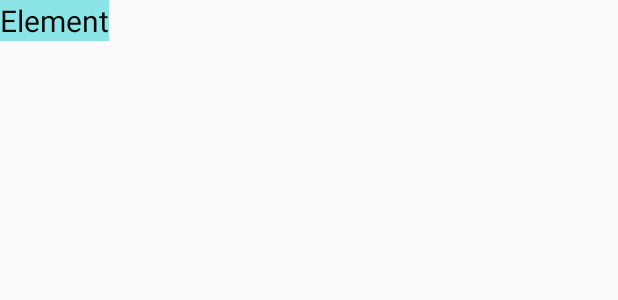
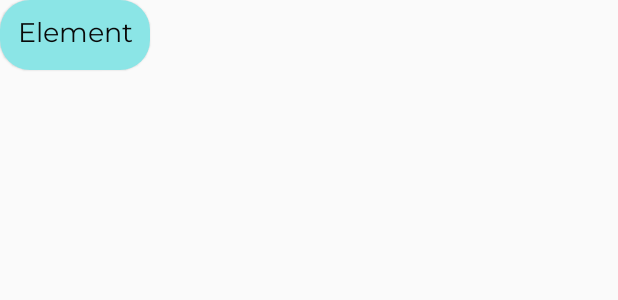
Before and after one commit to SKBost/Degree-Planner, an Android app: the layout view_text.xml on its own in the app's theme, with its tools: preview values and no code run, on a phone screen of 412 x 824 dp. Shown: the top 300 px of the screen. Run offline under Robolectric (Android 15) with nearby library versions, the phone set to English and light mode, and no system bars.

Commit message:
Requirements course display formatting

```diff
--- a/app/src/main/res/layout/view_text.xml
+++ b/app/src/main/res/layout/view_text.xml
@@ -1,11 +1,24 @@
 <?xml version="1.0" encoding="utf-8"?>
 
+<androidx.cardview.widget.CardView
+    xmlns:card_view="http://schemas.android.com/apk/res-auto"
+    xmlns:android="http://schemas.android.com/apk/res/android"
+    android:layout_width="100dp"
+    android:layout_height="wrap_content"
+    card_view:cardBackgroundColor="#E6E6E6"
+    card_view:cardCornerRadius="20dp"
+    card_view:cardElevation="1dp"
+    card_view:cardMaxElevation="1dp"
+    >
+
 <TextView android:id="@+id/textView"
-    android:layout_width="wrap_content"
-    android:layout_height="wrap_content"
+    android:layout_width="match_parent"
+    android:layout_height="match_parent"
     android:text="@string/element"
     android:gravity="center"
-    android:textSize="20sp"
+    android:textSize="18sp"
+    android:fontFamily="@font/montserrat"
+    android:padding="10dp"
     android:textColor="@color/black"
-    android:background="@color/light_blue"
-    xmlns:android="http://schemas.android.com/apk/res/android" />
+    android:background="@color/light_blue" />
+</androidx.cardview.widget.CardView>
```
Also changed, not shown: app/src/main/java/com/example/degreeplanner/ui/requirements/RequirementsFragment.java (+5 -8 lines), app/src/main/java/com/example/degreeplanner/ui/requirements/VerticalSpaceItemDecorator.java (added, +22 -0 lines), app/src/main/res/layout/fragment_requirements.xml (+4 -3 lines).
